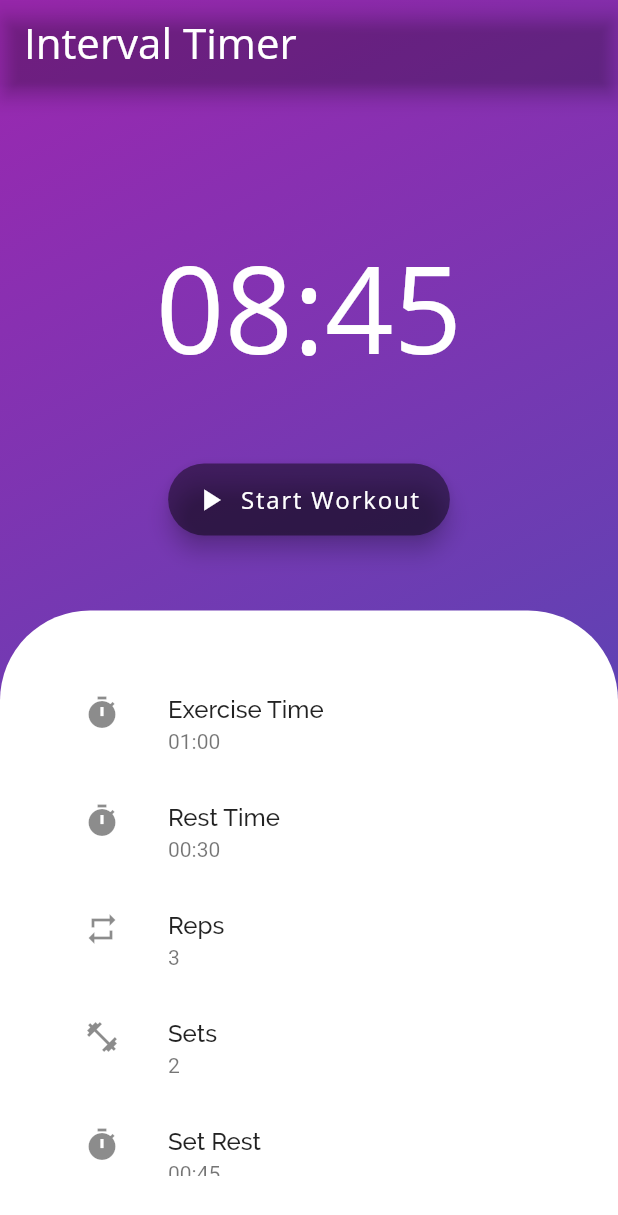
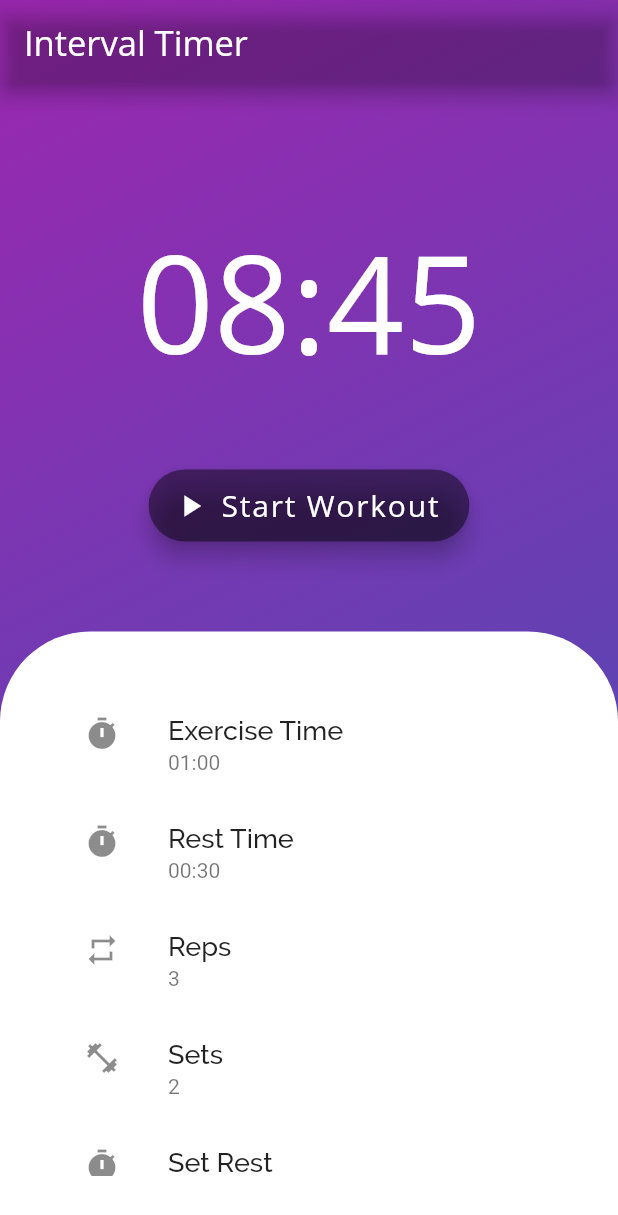
Before and after one commit to sabinabialic/HiitMe-Interval-Timer, a Flutter app: the screen it shows after launch, on a phone screen of 412 x 824 dp. Shown: the top 1215 px of the screen. Run offline on Flutter 3.47's test engine with Material 2 defaults, Android fonts, the phone set to English and light mode, and no system bars; our stand-ins replace audioplayers, flutter_local_notifications, numberpicker; missing offline and left inert: sound_mode.

Commit message:
Main Screen
Increasing font size

```diff
--- a/lib/screens/hiit_screen.dart
+++ b/lib/screens/hiit_screen.dart
@@ -33,7 +33,7 @@ class _HiitScreenState extends State<HiitScreen> {
       appBar: AppBar(
         title: Text(
           "Interval Timer",
-          style: TextStyle(fontFamily: "Open Sans", fontSize: 28)
+          style: TextStyle(fontFamily: "Open Sans", fontSize: 23)
         ),
         elevation: defaultTargetPlatform == TargetPlatform.android ? 5.0 : 0.0,
         backgroundColor: Color(0xFFFFFF),
@@ -54,7 +54,7 @@ class _HiitScreenState extends State<HiitScreen> {
             child: Column(
               children: <Widget>[
                 Padding(
-                  padding: EdgeInsets.fromLTRB(20, 150, 20, 50),
+                  padding: EdgeInsets.fromLTRB(20, 140, 20, 60),
                   child: Column(
                     children: <Widget>[
                       Row(
@@ -63,7 +63,7 @@ class _HiitScreenState extends State<HiitScreen> {
                           Text(formatTime(_hiit.getTotalTime()),
                               style: TextStyle(
                                   color: Colors.white,
-                                  fontSize: 80,
+                                  fontSize: 90,
                                   fontFamily: "Open Sans")),
                         ],
                       ),
@@ -86,7 +86,7 @@ class _HiitScreenState extends State<HiitScreen> {
                                   "Start Workout",
                                   style: TextStyle(
                                       fontFamily: "Open Sans",
-                                      fontSize: 16
+                                      fontSize: 20
                                   )
                               ),
                             ),
@@ -114,9 +114,8 @@ class _HiitScreenState extends State<HiitScreen> {
                                 "Exercise Time",
                                 style: TextStyle(
                                     fontFamily: "Raleway",
-                                    fontWeight: FontWeight.w500
-                                )
-                            ),
+                                    fontSize: 18,
+                                    fontWeight: FontWeight.w500)),
                             subtitle: Text(formatTime(_hiit.workTime)),
                             leading: Icon(Icons.timer),
                             onTap: () {
@@ -128,8 +127,10 @@ class _HiitScreenState extends State<HiitScreen> {
                                     initDuration: _hiit.workTime,
                                     title: Text("Exercise time for each rep",
                                       textAlign: TextAlign.center,
-                                        style: TextStyle(fontSize: 16)
-                                    )
+                                        style: TextStyle(
+                                            fontFamily: "Raleway",
+                                            fontSize: 18,
+                                            fontWeight: FontWeight.w500))
                                   );
                                 }).then((workTime){
                                 // If null, don't do anything
@@ -146,9 +147,8 @@ class _HiitScreenState extends State<HiitScreen> {
                               "Rest Time",
                                 style: TextStyle(
                                     fontFamily: "Raleway",
-                                    fontWeight: FontWeight.w500
-                                )
-                            ),
+                                    fontSize: 18,
+                                    fontWeight: FontWeight.w500)),
                             subtitle: Text(formatTime(_hiit.repRest)),
                             leading: Icon(Icons.timer),
                             onTap: () {
@@ -160,8 +160,10 @@ class _HiitScreenState extends State<HiitScreen> {
                                         initDuration: _hiit.repRest,
                                         title: Text("Rest time between each rep",
                                             textAlign: TextAlign.center,
-                                            style: TextStyle(fontSize: 16)
-                                        )
+                                            style: TextStyle(
+                                                fontFamily: "Raleway",
+                                                fontSize: 18,
+                                                fontWeight: FontWeight.w500))
                                     );
                                   }).then((repRestTime){
                                 // If null, don't do anything
@@ -178,9 +180,8 @@ class _HiitScreenState extends State<HiitScreen> {
                                 "Reps",
                                 style: TextStyle(
                                     fontFamily: "Raleway",
-                                    fontWeight: FontWeight.w500
-                                )
-                            ),
+                                    fontSize: 18,
+                                    fontWeight: FontWeight.w500)),
                             subtitle: Text('${_hiit.reps}'),
                             leading: Icon(Icons.repeat),
                             onTap: () {
@@ -194,8 +195,10 @@ class _HiitScreenState extends State<HiitScreen> {
                                         initialIntegerValue: _hiit.reps,
                                         title: Text("Reps in each set",
                                             textAlign: TextAlign.center,
-                                            style: TextStyle(fontSize: 18)
-                                        )
+                                            style: TextStyle(
+                                                fontFamily: "Raleway",
+                                                fontSize: 18,
+                                                fontWeight: FontWeight.w500))
                                     );
                                   }).then((reps){
                                 // If null, don't do anything
@@ -212,9 +215,8 @@ class _HiitScreenState extends State<HiitScreen> {
                                 "Sets",
                                 style: TextStyle(
                                     fontFamily: "Raleway",
-                                    fontWeight: FontWeight.w500,
-                                )
-                            ),
+                                    fontSize: 18,
+                                    fontWeight: FontWeight.w500)),
                             subtitle: Text('${_hiit.sets}'),
                             leading: Icon(Icons.fitness_center),
                             onTap: () {
@@ -228,16 +230,16 @@ class _HiitScreenState extends State<HiitScreen> {
                                         initialIntegerValue: _hiit.sets,
                                         title: Text("Sets in the workout",
                                             textAlign: TextAlign.center,
-                                            style: TextStyle(fontSize: 18)
-                                        )
+                                            style: TextStyle(
+                                                fontFamily: "Raleway",
+                                                fontSize: 18,
+                                                fontWeight: FontWeight.w500))
                                     );
                                   }).then((sets){
                                 // If null, don't do anything
                                 if (sets == null) return;
                                 // If there is only 1 set in the workout, set the set rest time to 0
-                                if (sets == 1) {
-                                  _hiit.setRest = Duration(seconds: 0);
-                                }
+                                if (sets == 1) { _hiit.setRest = Duration(seconds: 0);}
                                 // Update the number of sets to reflect user input
                                 _hiit.sets = sets;
                                 _onHiitChanged();
@@ -250,9 +252,8 @@ class _HiitScreenState extends State<HiitScreen> {
                                 "Set Rest",
                                 style: TextStyle(
                                     fontFamily: "Raleway",
-                                    fontWeight: FontWeight.w500
-                                )
-                            ),
+                                    fontSize: 18,
+                                    fontWeight: FontWeight.w500)),
                             subtitle: Text(formatTime(_hiit.setRest)),
                             leading: Icon(Icons.timer),
                             onTap: () {
@@ -264,8 +265,10 @@ class _HiitScreenState extends State<HiitScreen> {
                                         initDuration: _hiit.setRest,
                                         title: Text("Rest time between each set",
                                             textAlign: TextAlign.center,
-                                            style: TextStyle(fontSize: 16)
-                                        )
+                                            style: TextStyle(
+                                                fontFamily: "Raleway",
+                                                fontSize: 18,
+                                                fontWeight: FontWeight.w500))
                                     );
                                   }).then((setRestTime){
                                 // If null, don't do anything
--- a/pubspec.yaml
+++ b/pubspec.yaml
@@ -55,6 +55,7 @@ flutter:
     - family: Raleway
       fonts:
         - asset: assets/fonts/Raleway/Raleway-Regular.ttf
+          weight: 400
         - asset: assets/fonts/Raleway/Raleway-Medium.ttf
           weight: 500
     - family: Open Sans
```
